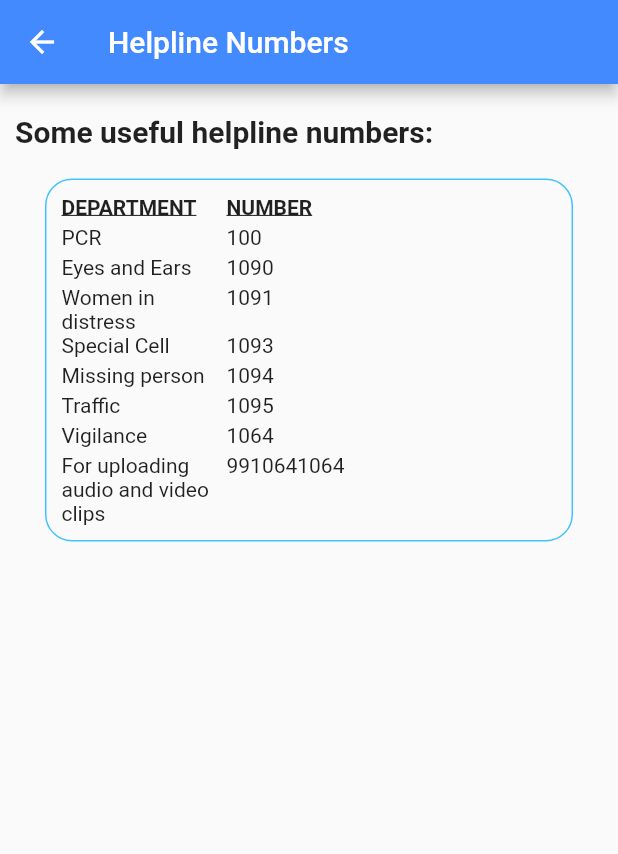
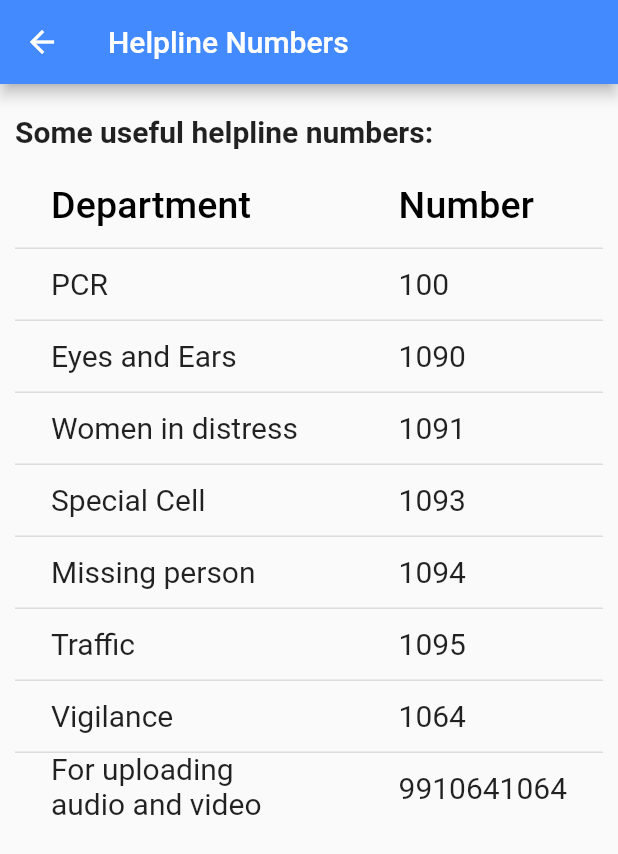
Before and after one commit to hargun79/WeCare_flutter, a Flutter app: the HelplineNumbers screen opened directly, on a phone screen of 412 x 824 dp. Shown: the top 854 px of the screen. Run offline on Flutter 3.47's test engine with Material 2 defaults, Android fonts, the phone set to English and light mode, and no system bars; our stand-ins replace cloud_firestore, firebase_auth, geolocator, modal_progress_hud, video_player; accounts and stored records are empty.

Commit message:
Updated helpline feature.

```diff
--- a/lib/screens/helplineNumbers.dart
+++ b/lib/screens/helplineNumbers.dart
@@ -1,5 +1,8 @@
 import 'package:flutter/material.dart';
 import 'package:flutter/widgets.dart';
+import 'package:url_launcher/url_launcher.dart';
+
+int counter = 0;
 
 class HelplineNumbers extends StatelessWidget {
   @override
@@ -24,6 +27,10 @@ class HelplineNumbers extends StatelessWidget {
                 fontSize: 20.0,
               ),
             ),
+            SizedBox(
+              height: 10,
+              width: 10,
+            ),
             myWidget(),
           ],
         ),
@@ -34,92 +41,106 @@ class HelplineNumbers extends StatelessWidget {
 
 Widget myWidget() {
   return Container(
-    margin: const EdgeInsets.all(20.0),
-    padding: const EdgeInsets.all(10.0),
-    decoration: myBoxDecoration(),
-    child: Table(children: [
-      TableRow(children: [
-        Text(
-          "DEPARTMENT",
-          style: TextStyle(
-            decoration: TextDecoration.underline,
-            fontWeight: FontWeight.w700,
+    height: 400,
+    width: 400,
+    child: DataTable(
+      onSelectAll: (b) {},
+      sortAscending: true,
+      columns: <DataColumn>[
+        DataColumn(
+          label: Text(
+            'Department',
+            style: TextStyle(fontSize: 25),
           ),
         ),
-        Text(
-          "NUMBER",
-          style: TextStyle(
-            decoration: TextDecoration.underline,
-            fontWeight: FontWeight.w700,
+        DataColumn(
+          label: Text(
+            'Number',
+            style: TextStyle(fontSize: 25),
           ),
         ),
-        SizedBox(
-          height: 20.0,
+      ],
+      rows: items
+          .map(
+            (itemRow) => DataRow(
+              cells: [
+                DataCell(
+                  Text(
+                    itemRow.itemDepartment,
+                    style: TextStyle(fontSize: 20),
                   ),
-      ]),
-      TableRow(children: [
-        Text("PCR"),
-        Text("100"),
-        SizedBox(
-          height: 20.0,
+                  showEditIcon: false,
+                  placeholder: false,
                 ),
-      ]),
-      TableRow(children: [
-        Text("Eyes and Ears"),
-        Text("1090"),
-        SizedBox(
-          height: 20.0,
+                DataCell(
+                  Text(
+                    itemRow.itemNumber,
+                    style: TextStyle(fontSize: 20),
                   ),
-      ]),
-      TableRow(children: [
-        Text("Women in distress"),
-        Text("1091"),
-        SizedBox(
-          height: 20.0,
+                  showEditIcon: false,
+                  placeholder: false,
+                  onTap: () {
+                    _launchCaller(itemRow.itemNumber);
+                  },
                 ),
-      ]),
-      TableRow(children: [
-        Text("Special Cell"),
-        Text("1093"),
-        SizedBox(
-          height: 20.0,
+              ],
             ),
-      ]),
-      TableRow(children: [
-        Text("Missing person"),
-        Text("1094"),
-        SizedBox(
-          height: 20.0,
+          )
+          .toList(),
     ),
-      ]),
-      TableRow(children: [
-        Text("Traffic"),
-        Text("1095"),
-        SizedBox(
-          height: 20.0,
-        ),
-      ]),
-      TableRow(children: [
-        Text("Vigilance"),
-        Text("1064"),
-        SizedBox(
-          height: 20.0,
-        ),
-      ]),
-      TableRow(children: [
-        Text("For uploading audio and video clips"),
-        Text("9910641064"),
-        SizedBox(
-          height: 20.0,
-        ),
-      ]),
-    ]),
   );
 }
 
-BoxDecoration myBoxDecoration() {
-  return BoxDecoration(
-    borderRadius: BorderRadius.circular(18.0),
-    border: Border.all(color: Colors.lightBlueAccent),
-  );
+class ItemInfo {
+  String itemDepartment;
+  String itemNumber;
+
+  ItemInfo({
+    this.itemDepartment,
+    this.itemNumber,
+  });
 }
+
+var items = <ItemInfo>[
+  ItemInfo(
+    itemDepartment: 'PCR',
+    itemNumber: '100',
+  ),
+  ItemInfo(
+    itemDepartment: 'Eyes and Ears',
+    itemNumber: '1090',
+  ),
+  ItemInfo(
+    itemDepartment: 'Women in distress',
+    itemNumber: '1091',
+  ),
+  ItemInfo(
+    itemDepartment: 'Special Cell',
+    itemNumber: '1093',
+  ),
+  ItemInfo(
+    itemDepartment: 'Missing person',
+    itemNumber: '1094',
+  ),
+  ItemInfo(
+    itemDepartment: 'Traffic',
+    itemNumber: '1095',
+  ),
+  ItemInfo(
+    itemDepartment: 'Vigilance',
+    itemNumber: '1064',
+  ),
+  ItemInfo(
+    itemDepartment: 'For uploading audio and video clips',
+    itemNumber: '9910641064',
+  ),
+];
+
+_launchCaller(String pno) async {
+  String url = "tel:" + pno;
+  if (await canLaunch(url)) {
+    await launch(url);
+  } else {
+    throw 'Could not launch $url';
+  }
+}
```
Lines whose indentation alone changed are shown as unchanged.
